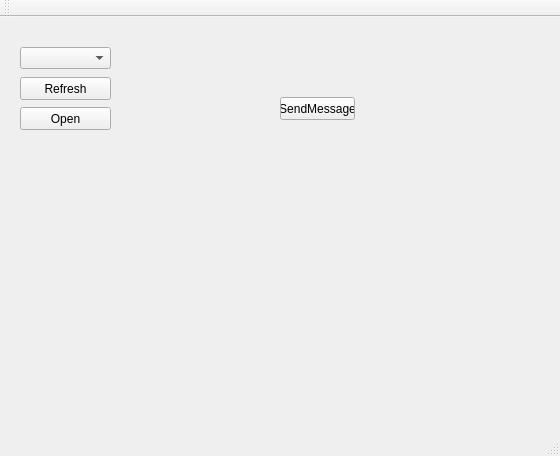
This is ConsoleApp/mainwindow.ui in GavinStrunk/QtNiCanConsole as Qt 5 draws it before an edit. The edited form follows.
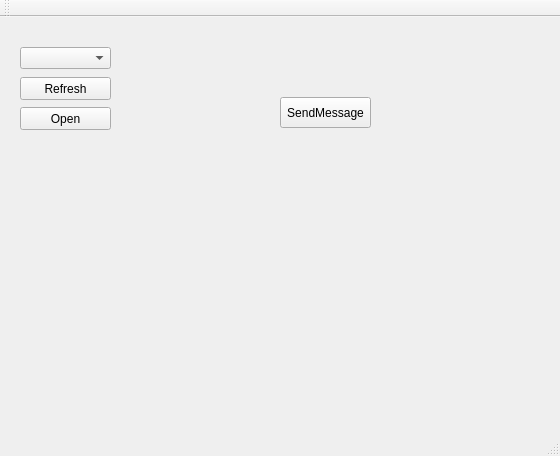
This is the edited form.

Commit message:
Fix the library dependency
Now the project does not require the nican library to be copied into the
project directory it uses the one that is installed in the NI folder
structure.

What changed in the file:
```diff
--- a/ConsoleApp/mainwindow.ui
+++ b/ConsoleApp/mainwindow.ui
@@ -55,8 +55,8 @@
      <rect>
       <x>280</x>
       <y>80</y>
-      <width>75</width>
-      <height>23</height>
+      <width>91</width>
+      <height>31</height>
      </rect>
     </property>
     <property name="text">
```
Left out of the diff: 2 changed lines with no effect on the pictures. The commit also changes 2 other files.
